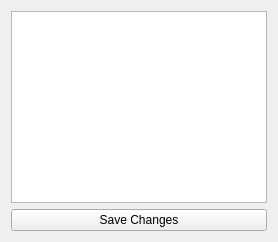
The window that isis/src/qisis/objs/TemplateEditorWidget/TemplateEditorWidget.ui (DOI-USGS/ISIS3) describes before a commit, drawn with Qt 5.
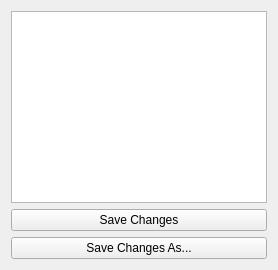
The same window after the commit.

Commit message: Added saveAs functionality for templates in TemplateEditorWidget

What changed in the file:
```diff
--- a/isis/src/qisis/objs/TemplateEditorWidget/TemplateEditorWidget.ui
+++ b/isis/src/qisis/objs/TemplateEditorWidget/TemplateEditorWidget.ui
@@ -41,6 +41,13 @@
         </property>
       </widget>
     </item>
+    <item>
+      <widget class="QPushButton" name="templateTextSaveAs">
+        <property name="text">
+         <string> Save Changes As... </string>
+        </property>
+      </widget>
+    </item>
   </layout>
  </widget>
  <resources/>
```
The commit also changes 6 other files.
